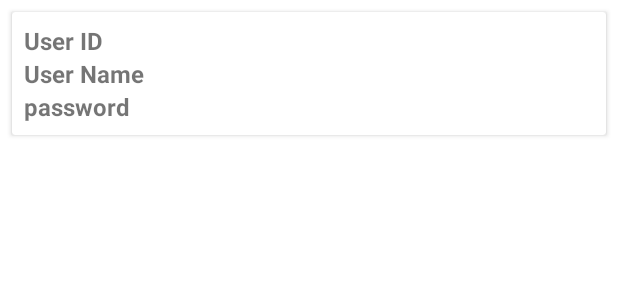
After one commit to Sainathhiwale/MVP_Kotlin, an Android app: the layout user_list.xml on its own in the app's theme, with its tools: preview values and no code run, on a phone screen of 412 x 824 dp. The commit adds this screen. Shown: the top 300 px of the screen. Run offline under Robolectric (Android 15) with nearby library versions, the phone set to English and light mode, and no system bars.

Commit message:
get user list in recyclerview

```diff
--- a/app/src/main/java/com/examen/mvpkotlin/data/network/ApiInterface.kt
+++ b/app/src/main/java/com/examen/mvpkotlin/data/network/ApiInterface.kt
@@ -1,8 +1,10 @@
 package com.examen.mvpkotlin.data.network
 
 import com.examen.mvpkotlin.data.model.LoginRequest
+import com.examen.mvpkotlin.data.model.UserListInfo
 import retrofit2.Call
 import retrofit2.http.Body
+import retrofit2.http.GET
 import retrofit2.http.Headers
 import retrofit2.http.POST
 
@@ -12,4 +14,7 @@ interface ApiInterface {
     @POST(EndPoints.LOGIN)
     fun createUser(@Body loginRequest:LoginRequest):Call<LoginRequest>
 
+    @GET(EndPoints.USERLIST)
+    fun getUserList(userListInfo: UserListInfo):Call<UserListInfo.UserListInfoItem>
+
 }
--- a/app/src/main/java/com/examen/mvpkotlin/data/network/EndPoints.kt
+++ b/app/src/main/java/com/examen/mvpkotlin/data/network/EndPoints.kt
@@ -3,4 +3,5 @@ package com.examen.mvpkotlin.data.network
 object EndPoints {
      const val BASE_URL=""
      const val LOGIN ="api/Users"
+     const val USERLIST ="api/Users"
 }
--- /dev/null
+++ b/app/src/main/res/layout/user_list.xml
@@ -0,0 +1,86 @@
+<androidx.cardview.widget.CardView
+    xmlns:android="http://schemas.android.com/apk/res/android"
+    xmlns:tools="http://schemas.android.com/tools"
+    android:layout_width="match_parent"
+    android:layout_height="wrap_content"
+    android:focusable="true"
+    android:clickable="true"
+    android:layout_margin="8dp"
+    android:background="?android:attr/selectableItemBackground">
+
+    <LinearLayout
+        android:orientation="vertical"
+        android:layout_width="match_parent"
+        android:layout_height="wrap_content"
+        android:padding="8dp">
+
+        <LinearLayout
+            android:orientation="horizontal"
+            android:layout_width="match_parent"
+            android:layout_height="wrap_content">
+
+            <TextView
+                android:textSize="16sp"
+                android:textStyle="bold"
+                android:layout_width="wrap_content"
+                android:layout_height="wrap_content"
+                tools:text="User ID"/>
+
+            <TextView
+                android:id="@+id/tv_UserId"
+                android:layout_width="match_parent"
+                android:layout_height="wrap_content"
+                android:layout_gravity="center"
+                android:gravity="center"
+                android:textStyle="bold"
+                tools:text="" />
+
+        </LinearLayout>
+
+        <LinearLayout
+            android:orientation="horizontal"
+            android:layout_width="match_parent"
+            android:layout_height="wrap_content">
+
+            <TextView
+                android:textSize="16sp"
+                android:layout_width="wrap_content"
+                android:layout_height="wrap_content"
+                android:textStyle="bold"
+                tools:text="User Name"/>
+
+            <TextView
+                android:id="@+id/tv_UserName"
+                android:layout_width="match_parent"
+                android:layout_height="wrap_content"
+                android:layout_gravity="center"
+                android:gravity="center"
+                android:textStyle="bold"
+                tools:text="" />
+        </LinearLayout>
+
+        <LinearLayout
+            android:orientation="horizontal"
+            android:layout_width="match_parent"
+            android:layout_height="wrap_content">
+
+            <TextView
+                android:textSize="16sp"
+                android:layout_width="wrap_content"
+                android:layout_height="wrap_content"
+                android:textStyle="bold"
+                android:text="@string/password"/>
+
+            <TextView
+                android:id="@+id/tv_Password"
+                android:layout_width="wrap_content"
+                android:layout_height="wrap_content"
+                android:textStyle="bold"
+                android:layout_gravity="center"
+                android:gravity="center"
+                tools:text=""/>
+        </LinearLayout>
+
+    </LinearLayout>
+
+</androidx.cardview.widget.CardView>
--- a/app/src/main/res/values/dimens.xml
+++ b/app/src/main/res/values/dimens.xml
@@ -7,4 +7,8 @@
     <dimen name="marginSP_2">2sp</dimen>
     <dimen name="font_size">18sp</dimen>
     <dimen name="margin_14">14dp</dimen>
+    <dimen name="margin_2">2dp</dimen>
+    <dimen name="margin_10">10dp</dimen>
+    <dimen name="margin_20">20dp</dimen>
+    <dimen name="margin_6">6dp</dimen>
 </resources>
--- a/build.gradle
+++ b/build.gradle
@@ -31,4 +31,5 @@ task clean(type: Delete) {
 ext {
     kotlinx_coroutines = '1.3.3'
     anko_version = '0.10.8'
+    dagger_version='2.22'
 }
```
Also changed, not shown: app/build.gradle (+10 -0 lines), app/src/main/java/com/examen/mvpkotlin/adapter/UserListAdapter.kt (added, +53 -0 lines), app/src/main/java/com/examen/mvpkotlin/data/model/UserListInfo.kt (added, +15 -0 lines), app/src/main/java/com/examen/mvpkotlin/ui/home/HomeFragment.kt (+14 -1 lines), app/src/main/java/com/examen/mvpkotlin/ui/users/UsersFragment.kt (+66 -3 lines), app/src/main/java/com/examen/mvpkotlin/ui/users/users_list/GetUserListIntractorImpl.kt (added, +20 -0 lines), app/src/main/java/com/examen/mvpkotlin/ui/users/users_list/UserListContract.kt (added, +24 -0 lines), app/src/main/java/com/examen/mvpkotlin/ui/users/users_list/UserListPresenterImpl.kt (added, +34 -0 lines), app/src/main/java/com/examen/mvpkotlin/ui/users/users_list/UsersListFragment.kt (+14 -7 lines), app/src/main/res/drawable/material_shape_rectangle.xml (added, +13 -0 lines), app/src/main/res/layout/fragment_users_list.xml (+24 -6 lines).
